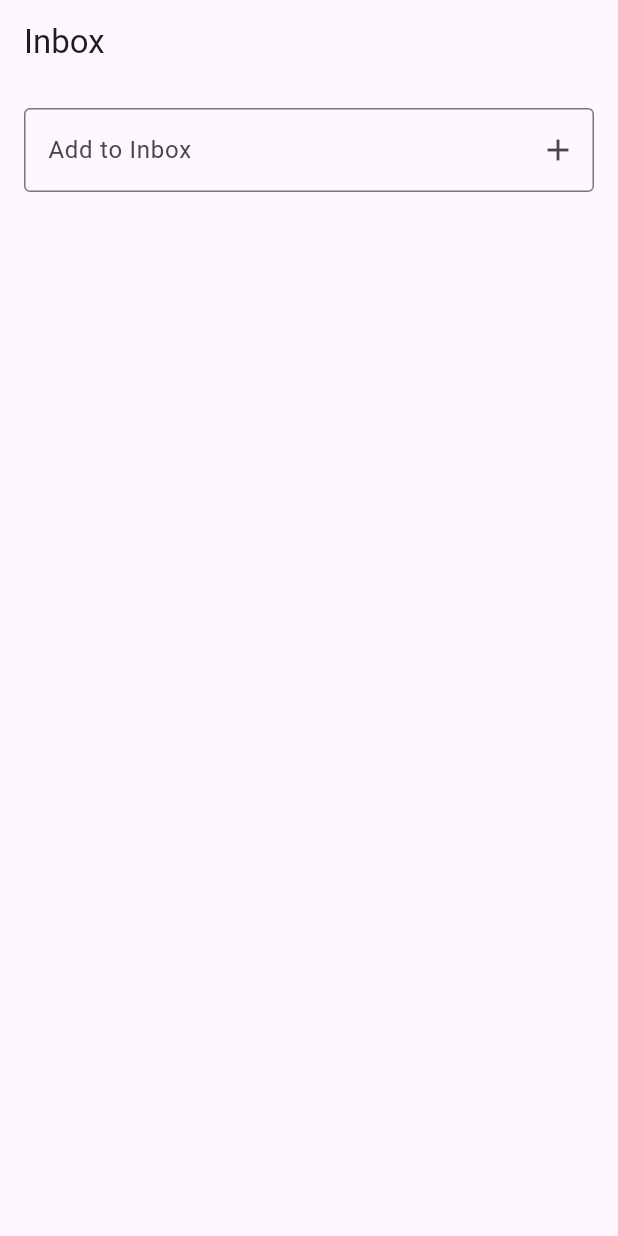
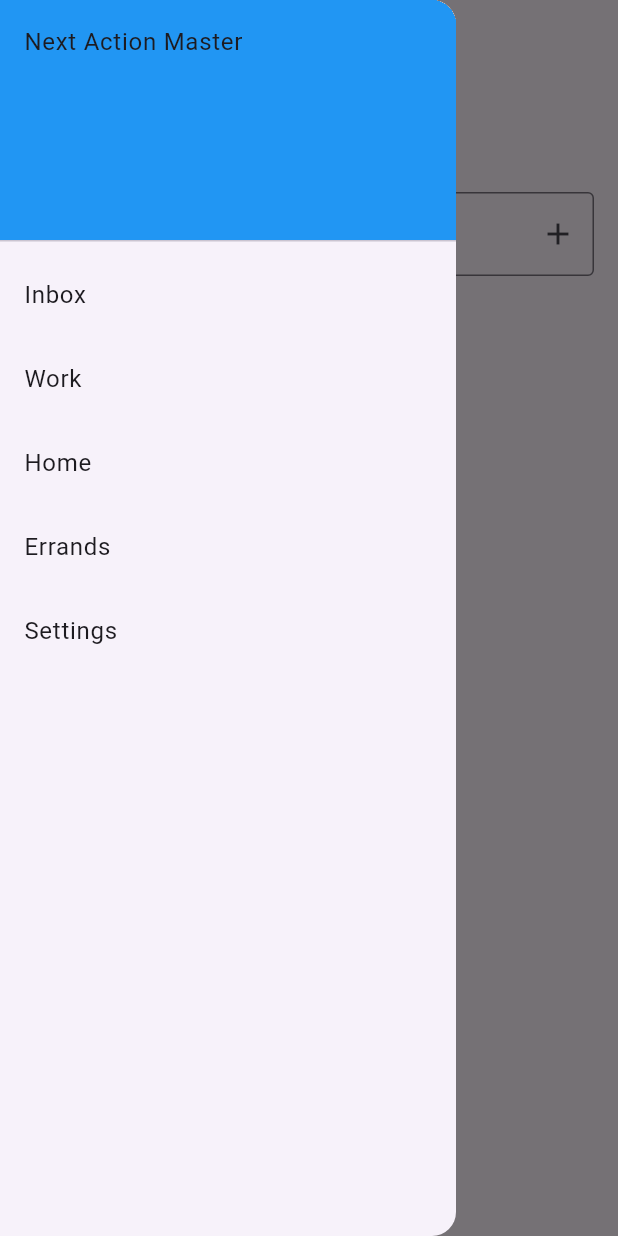
Before and after one commit to Aha43/Nam, a Flutter app: the screen it shows after launch, with the side drawer open (before the commit the screen has no drawer), on a phone screen of 412 x 824 dp. Run offline on Flutter 3.47's test engine with Material 3 defaults, Android fonts, the phone set to English and light mode, and no system bars; our stand-ins replace get_it.

Commit message:
wip on hamburger menu

```diff
--- /dev/null
+++ b/src/nam_app/lib/core/abstractions/services/context_service.dart
@@ -0,0 +1,5 @@
+import 'package:nam_app/core/entities/context.dart';
+
+abstract class ContextService {
+  Future<List<Context>> getContexts();
+}
--- a/src/nam_app/lib/main.dart
+++ b/src/nam_app/lib/main.dart
@@ -6,6 +6,7 @@ import 'package:nam_app/infrastructure/repositories/in_memory/in_memory_action_r
 import 'package:nam_app/infrastructure/repositories/in_memory/in_memory_inbox_item_repository.dart';
 import 'package:nam_app/infrastructure/repositories/in_memory/in_memory_project_repository.dart';
 import 'package:nam_app/services/inbox_service_impl.dart';
+import 'package:nam_app/widgets/persistent_scaffold.dart';
 import 'screens/inbox_screen.dart';
 
 void main() {
@@ -31,13 +32,44 @@ void main() {
 class NamApp extends StatelessWidget {
   const NamApp({super.key});
 
-  // This widget is the root of your application.
   @override
   Widget build(BuildContext context) {
-    return MaterialApp(
-      title: 'Nam - Next Action Master',
-      theme: ThemeData(primarySwatch: Colors.blue),
-      home: const InboxScreen(),
+    return const MaterialApp(
+      home: PersistentScaffold(
+        initialScreen: InboxScreen(), // Start with InboxScreen
+      ),
     );
   }
 }
+
+// class NamApp extends StatelessWidget {
+//   const NamApp({super.key});
+
+//   @override
+//   Widget build(BuildContext context) {
+//     return MaterialApp(
+//       home: Scaffold(
+//         appBar: AppBar(
+//           title: const Text('Nam - Next Action Master'),
+//         ),
+//         drawer: MainMenu(getContexts: fetchContexts), // Pass getContexts
+//         body: const InboxScreen(), // Default screen
+//       ),
+//     );
+//   }
+// }
+
+// class NamApp extends StatelessWidget {
+//   const NamApp({super.key});
+
+//   // This widget is the root of your application.
+//   @override
+//   Widget build(BuildContext context) {
+//     return MaterialApp(
+//       title: 'Nam - Next Action Master',
+//       theme: ThemeData(primarySwatch: Colors.blue),
+//       drawer: const MainMenu(getContexts: fetchContexts),
+//       home: const InboxScreen(),
+//     );
+//   }
+// }
--- /dev/null
+++ b/src/nam_app/lib/services/context_service_impl.dart
@@ -0,0 +1,30 @@
+import 'package:nam_app/core/abstractions/services/context_service.dart';
+import 'package:nam_app/core/entities/context.dart';
+
+class InMemoryContextService implements ContextService {
+  final List<Context> _contexts = [
+    Context(
+      id: '1',
+      name: 'Work',
+      tags: ['work'],
+      //ruleFunction: (action, tags) => tags.any((tag) => action.tags.contains(tag)),
+    ),
+    Context(
+      id: '2',
+      name: 'Home',
+      tags: ['home'],
+      //ruleFunction: (action, tags) => tags.any((tag) => action.tags.contains(tag)),
+    ),
+    Context(
+      id: '3',
+      name: 'Errands',
+      tags: ['errand'],
+      //ruleFunction: (action, tags) => tags.any((tag) => action.tags.contains(tag)),
+    ),
+  ];
+
+  @override
+  Future<List<Context>> getContexts() async {
+    return _contexts;
+  }
+}
--- /dev/null
+++ b/src/nam_app/lib/widgets/main_menu.dart
@@ -0,0 +1,64 @@
+import 'package:flutter/material.dart';
+import 'package:nam_app/core/abstractions/services/context_service.dart';
+import 'package:nam_app/core/entities/context.dart';
+import 'package:nam_app/screens/inbox_screen.dart';
+
+class MainMenu extends StatelessWidget {
+  final ContextService contextService;
+  final void Function(Widget) onNavigate; // Navigation callback
+
+  const MainMenu({
+    required this.contextService,
+    required this.onNavigate,
+    super.key,
+  });
+
+  @override
+  Widget build(BuildContext context) {
+    return Drawer(
+      child: FutureBuilder<List<Context>>(
+        future: contextService.getContexts(),
+        builder: (context, snapshot) {
+          final contexts = snapshot.data ?? [];
+
+          return ListView(
+            children: [
+              const DrawerHeader(
+                decoration: BoxDecoration(color: Colors.blue),
+                child: Text('Next Action Master'),
+              ),
+              // Static Navigation Items
+              ListTile(
+                title: const Text('Inbox'),
+                onTap: () {
+                  Navigator.pop(context); // Close the drawer
+                  onNavigate(const InboxScreen()); // Navigate to InboxScreen
+                },
+              ),
+              // Dynamic Context Items
+              ...contexts.map((contextItem) {
+                return ListTile(
+                  title: Text(contextItem.name),
+                  onTap: () {
+                    Navigator.pop(context); // Close the drawer
+                    onNavigate(const InboxScreen());
+                    //onNavigate(ContextScreen(contextId: contextItem.id));
+                  },
+                );
+              }),
+              // Placeholder for future screens
+              ListTile(
+                title: const Text('Settings'),
+                onTap: () {
+                  Navigator.pop(context); // Close the drawer
+                  // Navigate to settings placeholder
+                  onNavigate(const Center(child: Text('Settings Placeholder')));
+                },
+              ),
+            ],
+          );
+        },
+      ),
+    );
+  }
+}
--- /dev/null
+++ b/src/nam_app/lib/widgets/persistent_scaffold.dart
@@ -0,0 +1,45 @@
+import 'package:flutter/material.dart';
+import 'package:nam_app/services/context_service_impl.dart';
+import 'package:nam_app/widgets/main_menu.dart';
+
+class PersistentScaffold extends StatefulWidget {
+  final Widget initialScreen;
+
+  const PersistentScaffold({
+    required this.initialScreen,
+    super.key,
+  });
+
+  @override
+  PersistentScaffoldState createState() => PersistentScaffoldState();
+}
+
+class PersistentScaffoldState extends State<PersistentScaffold> {
+  late Widget _currentScreen;
+
+  @override
+  void initState() {
+    super.initState();
+    _currentScreen = widget.initialScreen;
+  }
+
+  void _navigateTo(Widget screen) {
+    setState(() {
+      _currentScreen = screen;
+    });
+  }
+
+  @override
+  Widget build(BuildContext context) {
+    return Scaffold(
+      appBar: AppBar(
+        title: const Text('Nam App'),
+      ),
+      drawer: MainMenu(
+        contextService: InMemoryContextService(),
+        onNavigate: _navigateTo, // Pass the navigation function to MainMenu
+      ),
+      body: _currentScreen,
+    );
+  }
+}
```
